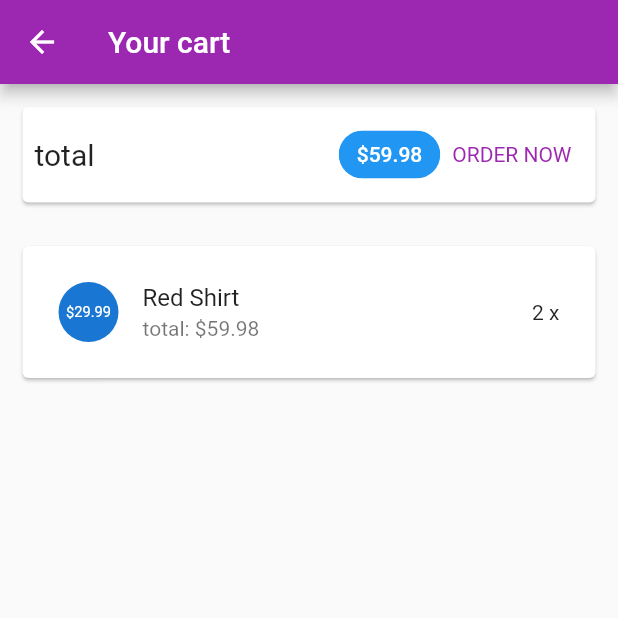
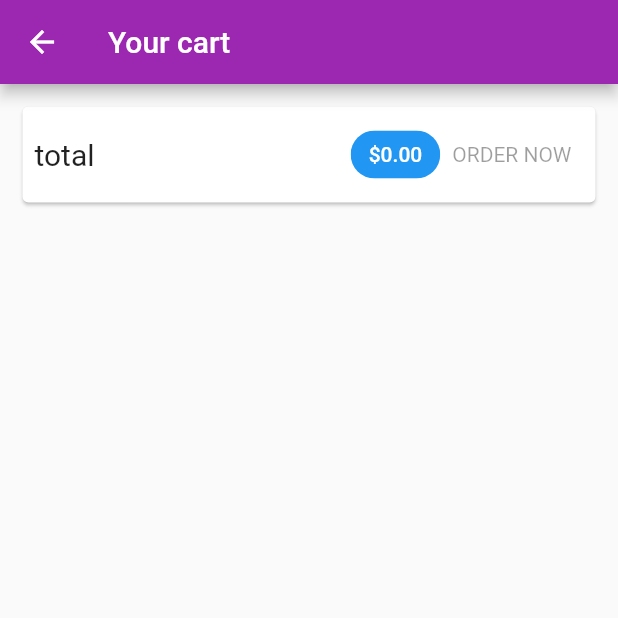
Before and after one commit to nguyenminhtuan238/duanungdungdidong, a Flutter app: the CartScreen screen opened by its route, after a tap on "ORDER NOW", on a phone screen of 412 x 824 dp, the top half of it. Run offline on Flutter 3.47's test engine with Material 2 defaults, Android fonts, the phone set to English and light mode, and no system bars; network calls fail; Roboto replaces fonts that are missing (loto).

Commit message:
Quan ly trang thai voi provider - OrdersManager

```diff
--- a/lib/main.dart
+++ b/lib/main.dart
@@ -20,6 +20,9 @@ class MyApp extends StatelessWidget {
         ),
         ChangeNotifierProvider(
           create: (ctx)=> CartManager(),
+        ),
+         ChangeNotifierProvider(
+          create: (ctx)=> OrdersManager(),
         ),
       ],
       child: MaterialApp(
--- a/lib/ui/cart/cart_screen.dart
+++ b/lib/ui/cart/cart_screen.dart
@@ -1,4 +1,6 @@
 import 'package:flutter/material.dart';
+import 'package:myshop/models/order_item.dart';
+import 'package:myshop/ui/orders/order_manager.dart';
 import 'cart_manager.dart';
 import 'cart_item_card.dart';
 import 'package:provider/provider.dart';
@@ -59,8 +61,12 @@ class CartScreen extends StatelessWidget {
               backgroundColor: Theme.of(context).primaryColor,
             ),
             TextButton(
-              onPressed: (){
-                print('An order has beem added');
+              onPressed: cart.totalAmount <= 0 ? null:(){
+                context.read<OrdersManager>().addOrder(
+                  cart.products,
+                  cart.totalAmount,
+                );
+                cart.clear();
               },
               style: TextButton.styleFrom(
                 textStyle: TextStyle(color: Theme.of(context).primaryColor),
--- a/lib/ui/orders/order_manager.dart
+++ b/lib/ui/orders/order_manager.dart
@@ -1,5 +1,5 @@
 import 'package:flutter/cupertino.dart';
-
+import 'package:flutter/foundation.dart';
 import '../../models/cart_item.dart';
 import '../../models/order_item.dart';
 class OrdersManager with ChangeNotifier{
@@ -24,4 +24,16 @@ class OrdersManager with ChangeNotifier{
   List<OrderItem> get orders {
     return [..._orders];
   }
+  void addOrder(List<CartItem> cartProducts,double total){
+    _orders.insert(
+      0,
+      OrderItem(
+        id: 'o${DateTime.now().toIso8601String()}',
+        amount: total,
+        products: cartProducts,
+        dateTime: DateTime.now(),
+      ),
+    );
+    notifyListeners();
+  }
 }
--- a/lib/ui/orders/orders_screen.dart
+++ b/lib/ui/orders/orders_screen.dart
@@ -1,4 +1,5 @@
 import 'package:flutter/material.dart';
+import 'package:provider/provider.dart';
 import 'order_item_card.dart';
 import 'order_manager.dart';
 import '../shared/app_drawer.dart';
@@ -15,10 +16,14 @@ class OrdersScreen extends StatelessWidget {
         title: const Text('Your Orders'),
       ),
       drawer: const AppDrawer(),
-      body: ListView.builder(
-        itemCount: ordersManager.orderCount,
-        itemBuilder: (ctx,i)=> OrderItemCard(ordersManager.orders[i]),
-        ),
+      body:Consumer<OrdersManager>(
+        builder: (ctx,OrdersManager,child){
+          return ListView.builder(
+             itemCount: ordersManager.orderCount,
+             itemBuilder: (ctx,i)=> OrderItemCard(ordersManager.orders[i]),
+            );
+        },
+      ),
     );
   }
 }
```
